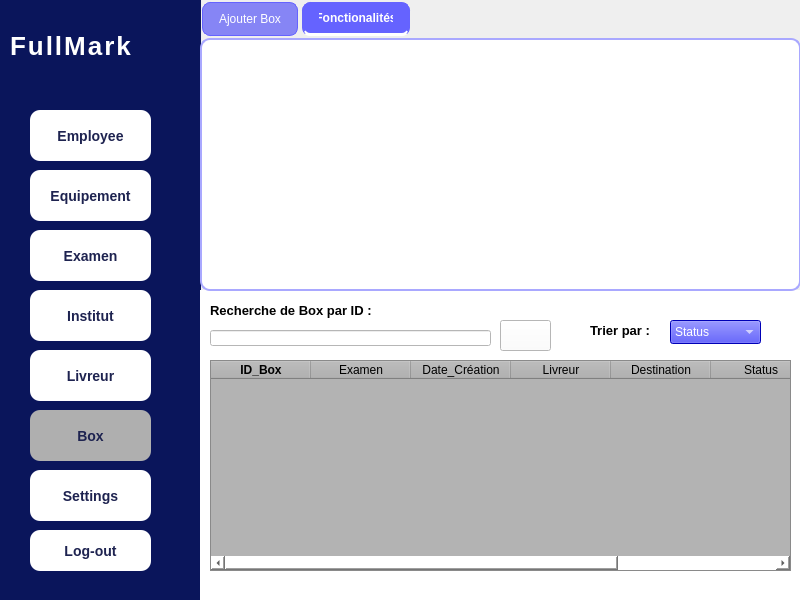
Qt form mainwindow.ui (malek-mejaouel/Distribution_center_project-) before a commit.
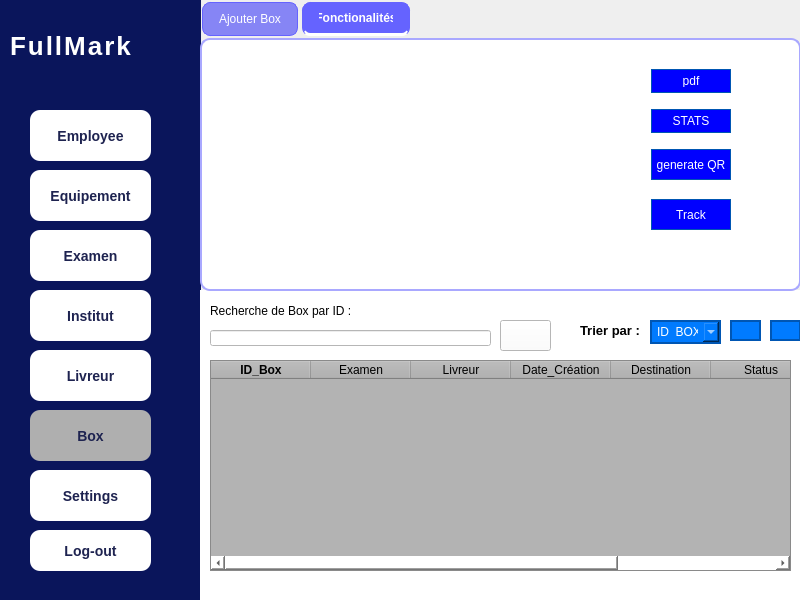
The same form after that commit. The open tabs and pages were chosen to show the change. Icons and pictures are not drawn.

What changed in the file:
```diff
--- a/mainwindow.ui
+++ b/mainwindow.ui
@@ -327,7 +327,23 @@
       <string notr="true">color: rgb(0, 0, 0);
  font-size: 13px;
     font-weight: bold;
-    font-family: &quot;Poppins&quot;;</string>
+    font-family: &quot;Poppins&quot;;
+QPushButton {
+    background-color: #007BFF;
+    color: white;
+    border: 2px solid #0056b3;
+    border-radius: 5px;
+    padding: 8px;
+}
+
+QPushButton:hover {
+    background-color: #0056b3;
+    border: 2px solid #003580;
+}
+
+QPushButton:pressed {
+    background-color: #003580;
+}</string>
      </property>
      <property name="text">
       <string>Recherche de Box par ID : </string>
@@ -383,18 +399,6 @@
        </color>
       </property>
      </column>
-     <column>
-      <property name="text">
-       <string>Date_Création</string>
-      </property>
-      <property name="background">
-       <color>
-        <red>10</red>
-        <green>21</green>
-        <blue>91</blue>
-       </color>
-      </property>
-     </column>
      <column>
       <property name="text">
        <string>Livreur</string>
@@ -407,6 +411,18 @@
        </color>
       </property>
      </column>
+     <column>
+      <property name="text">
+       <string>Date_Création</string>
+      </property>
+      <property name="background">
+       <color>
+        <red>10</red>
+        <green>21</green>
+        <blue>91</blue>
+       </color>
+      </property>
+     </column>
      <column>
       <property name="text">
        <string>Destination</string>
@@ -447,7 +463,7 @@
     <widget class="QLabel" name="label_11">
      <property name="geometry">
       <rect>
-       <x>390</x>
+       <x>380</x>
        <y>30</y>
        <width>71</width>
        <height>21</height>
@@ -466,18 +482,21 @@
     <widget class="QComboBox" name="sortComboBox">
      <property name="geometry">
       <rect>
-       <x>470</x>
+       <x>450</x>
        <y>30</y>
-       <width>91</width>
+       <width>71</width>
        <height>24</height>
       </rect>
      </property>
      <property name="styleSheet">
-      <string notr="true">background-color : blue;color:white;</string>
+      <string notr="true"> background-color: #007BFF;
+    color: white;
+    border: 2px solid #0056b3;
+    padding: 5px;</string>
      </property>
      <item>
       <property name="text">
-       <string>Status</string>
+       <string>ID_BOX</string>
       </property>
      </item>
      <item>
@@ -584,6 +603,50 @@
        <normaloff>:/ressources/search-3-48.png</normaloff>:/ressources/search-3-48.png</iconset>
      </property>
     </widget>
+    <widget class="QPushButton" name="asc">
+     <property name="geometry">
+      <rect>
+       <x>530</x>
+       <y>30</y>
+       <width>31</width>
+       <height>21</height>
+      </rect>
+     </property>
+     <property name="styleSheet">
+      <string notr="true"> background-color: #007BFF;
+    color: white;
+    border: 2px solid #0056b3;
+    padding: 5px;</string>
+     </property>
+     <property name="text">
+      <string/>
+     </property>
+     <property name="icon">
+      <iconset theme="QIcon::ThemeIcon::GoUp"/>
+     </property>
+    </widget>
+    <widget class="QPushButton" name="desc">
+     <property name="geometry">
+      <rect>
+       <x>570</x>
+       <y>30</y>
+       <width>31</width>
+       <height>21</height>
+      </rect>
+     </property>
+     <property name="styleSheet">
+      <string notr="true"> background-color: #007BFF;
+    color: white;
+    border: 2px solid #0056b3;
+    padding: 5px;</string>
+     </property>
+     <property name="text">
+      <string/>
+     </property>
+     <property name="icon">
+      <iconset theme="QIcon::ThemeIcon::GoDown"/>
+     </property>
+    </widget>
    </widget>
    <widget class="QTabWidget" name="tab">
     <property name="geometry">
@@ -603,6 +666,18 @@
 }
 
 /* Style for the Tab Bar (tab headers) */
+QPushButton {
+    background-color: #007BFF;
+    color: white;
+    border: 1px solid #0056b3;
+    padding: 5px;
+}
+
+/* Hover state */
+QPushButton:hover {
+    background-color: #0056b3; /* Darker shade for hover */
+    border: 1px solid #003580; /* Ensure border remains visible */
+}
 QTabBar::tab {
     background: #8685F5; /* Default tab background */
     color: white; /* Text color */
@@ -883,6 +958,86 @@
      <attribute name="title">
       <string>Fonctionalités</string>
      </attribute>
+     <widget class="QWidget" name="verticalLayoutWidget">
+      <property name="geometry">
+       <rect>
+        <x>-1</x>
+        <y>-1</y>
+        <width>601</width>
+        <height>251</height>
+       </rect>
+      </property>
+      <layout class="QVBoxLayout" name="verticalLayout_3">
+       <item>
+        <widget class="QWidget" name="chartContainer" native="true">
+         <widget class="QPushButton" name="pdfButton">
+          <property name="geometry">
+           <rect>
+            <x>450</x>
+            <y>30</y>
+            <width>80</width>
+            <height>24</height>
+           </rect>
+          </property>
+          <property name="styleSheet">
+           <string notr="true">background-color:blue;color:white;</string>
+          </property>
+          <property name="text">
+           <string>pdf</string>
+          </property>
+         </widget>
+         <widget class="QPushButton" name="statisticsButton">
+          <property name="geometry">
+           <rect>
+            <x>450</x>
+            <y>70</y>
+            <width>80</width>
+            <height>24</height>
+           </rect>
+          </property>
+          <property name="styleSheet">
+           <string notr="true">background-color:blue;color:white;</string>
+          </property>
+          <property name="text">
+           <string>STATS</string>
+          </property>
+         </widget>
+         <widget class="QPushButton" name="qrButton">
+          <property name="geometry">
+           <rect>
+            <x>450</x>
+            <y>110</y>
+            <width>80</width>
+            <height>31</height>
+           </rect>
+          </property>
+          <property name="styleSheet">
+           <string notr="true">background-color:blue;color:white;</string>
+          </property>
+          <property name="text">
+           <string>generate QR</string>
+          </property>
+         </widget>
+         <widget class="QPushButton" name="pushButtonTrack">
+          <property name="geometry">
+           <rect>
+            <x>450</x>
+            <y>160</y>
+            <width>80</width>
+            <height>31</height>
+           </rect>
+          </property>
+          <property name="styleSheet">
+           <string notr="true">background-color:blue;color:white;</string>
+          </property>
+          <property name="text">
+           <string>Track</string>
+          </property>
+         </widget>
+        </widget>
+       </item>
+      </layout>
+     </widget>
     </widget>
    </widget>
   </widget>
```
Left out of the diff: 9 changed lines with no effect on the pictures.
